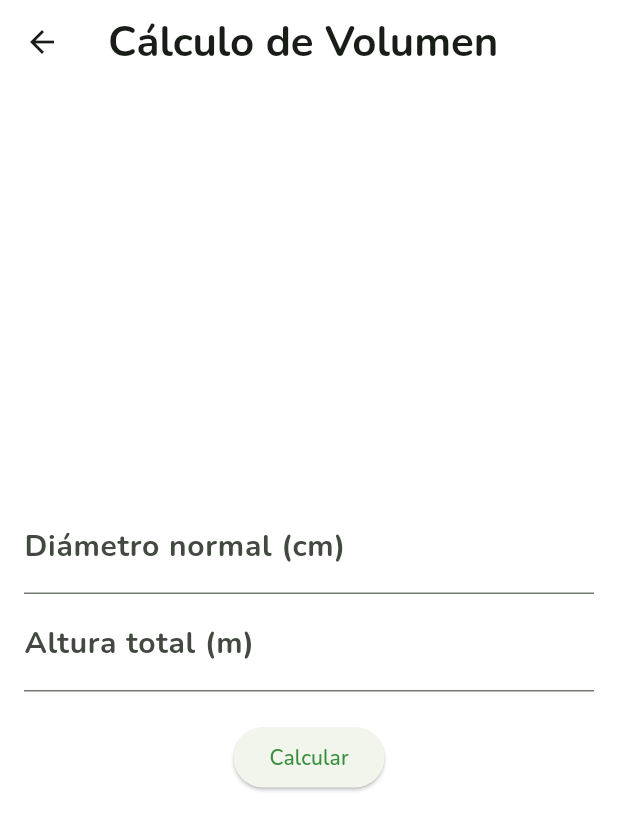
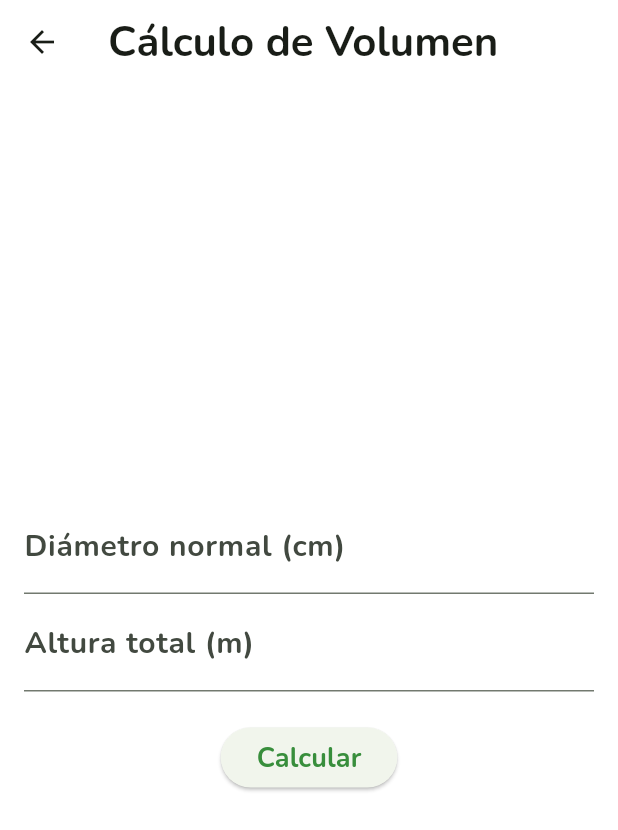
Before and after one commit to albertholto0/Calculadora-biomasa, a Flutter app: the screen it shows after launch, after a tap on "Volumen", on a phone screen of 412 x 824 dp. Shown: the top 830 px of the screen. Run offline on Flutter 3.47's test engine with Material 3 defaults, Android fonts, the phone set to English and light mode, and no system bars; our stand-ins replace google_fonts.

Commit message:
Los botones ahora son iun widget

```diff
--- a/calculadora_biomasa/lib/screens/home_screen.dart
+++ b/calculadora_biomasa/lib/screens/home_screen.dart
@@ -1,6 +1,7 @@
 import 'package:flutter/material.dart';
 import 'vol_biomass.dart';
 import 'volumen.dart';
+import '../widget/buttons.dart';
 
 class HomeScreen extends StatelessWidget {
   const HomeScreen({super.key});
@@ -31,7 +32,7 @@ class HomeScreen extends StatelessWidget {
               Image.asset('assets/images/nature.png', height: 120),
               SizedBox(height: 20),
               SizedBox(
-                width: 200,
+                width: 220,
                 child: ElevatedButton(
                   onPressed: () {
                     Navigator.push(
@@ -41,12 +42,12 @@ class HomeScreen extends StatelessWidget {
                       ),
                     );
                   },
-                  child: const Text('Volumen'),
+                  child: ButtonCommon(text: 'Volumen'),
                 ),
               ),
               const SizedBox(height: 30),
               SizedBox(
-                width: 200,
+                width: 220,
                 child: ElevatedButton(
                   onPressed: () {
                     Navigator.push(
@@ -56,7 +57,7 @@ class HomeScreen extends StatelessWidget {
                       ),
                     );
                   },
-                  child: const Text('Volumen y Biomasa'),
+                  child: ButtonCommon(text: 'Biomasa'),
                 ),
               ),
             ],
--- a/calculadora_biomasa/lib/screens/vol_biomass.dart
+++ b/calculadora_biomasa/lib/screens/vol_biomass.dart
@@ -1,5 +1,6 @@
 import 'package:flutter/material.dart';
 import 'dart:math';
+import '../widget/buttons.dart';
 
 class BiomassCalculator extends StatefulWidget {
   const BiomassCalculator({super.key});
@@ -68,10 +69,7 @@ class _BiomassCalculatorState extends State<BiomassCalculator> {
               keyboardType: TextInputType.number,
             ),
             const SizedBox(height: 20),
-            ElevatedButton(
-              onPressed: _calculate,
-              child: const Text('Calcular'),
-            ),
+            ButtonWithFunction(text: 'Calcular', onPressed: _calculate),
             const SizedBox(height: 20),
             if (results.isNotEmpty)
               Text(
--- a/calculadora_biomasa/lib/screens/volumen.dart
+++ b/calculadora_biomasa/lib/screens/volumen.dart
@@ -1,6 +1,6 @@
 import 'dart:math';
-
 import 'package:flutter/material.dart';
+import '../widget/buttons.dart';
 
 class VolumenCalculator extends StatefulWidget {
   const VolumenCalculator({super.key});
@@ -88,10 +88,7 @@ class _VolumenCalculatorState extends State<VolumenCalculator> {
               keyboardType: TextInputType.number,
             ),
             const SizedBox(height: 20),
-            ElevatedButton(
-              onPressed: _calculateVolumen,
-              child: const Text('Calcular'),
-            ),
+            ButtonWithFunction(text: 'Calcular', onPressed: _calculateVolumen),
             const SizedBox(height: 20),
             if (results.isNotEmpty)
               Text(
--- /dev/null
+++ b/calculadora_biomasa/lib/widget/buttons.dart
@@ -0,0 +1,34 @@
+import 'package:flutter/material.dart';
+
+class ButtonCommon extends StatelessWidget {
+  const ButtonCommon({super.key, required this.text});
+
+  final String text;
+
+  @override
+  Widget build(BuildContext context) {
+    return Text(
+      text,
+      style: const TextStyle(fontWeight: FontWeight.bold, fontSize: 18.0),
+    );
+  }
+}
+
+class ButtonWithFunction extends StatelessWidget {
+  const ButtonWithFunction({
+    super.key,
+    required this.text,
+    required this.onPressed,
+  });
+
+  final String text;
+  final VoidCallback onPressed;
+
+  @override
+  Widget build(BuildContext context) {
+    return ElevatedButton(
+      onPressed: onPressed,
+      child: ButtonCommon(text: text),
+    );
+  }
+}
```
